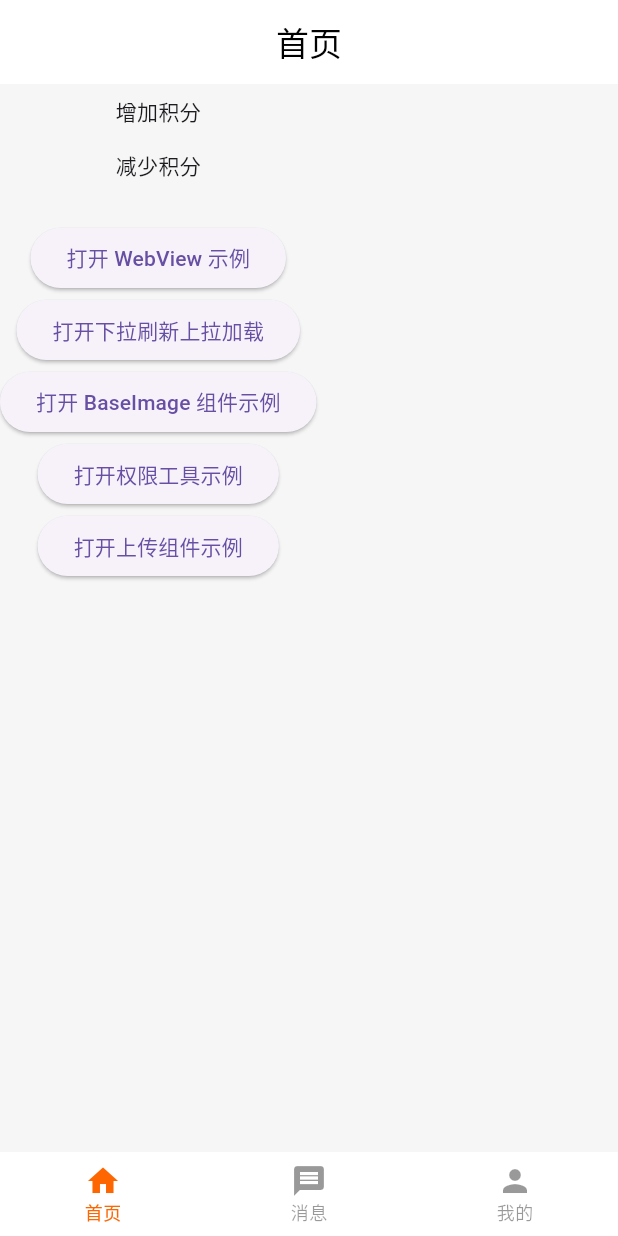
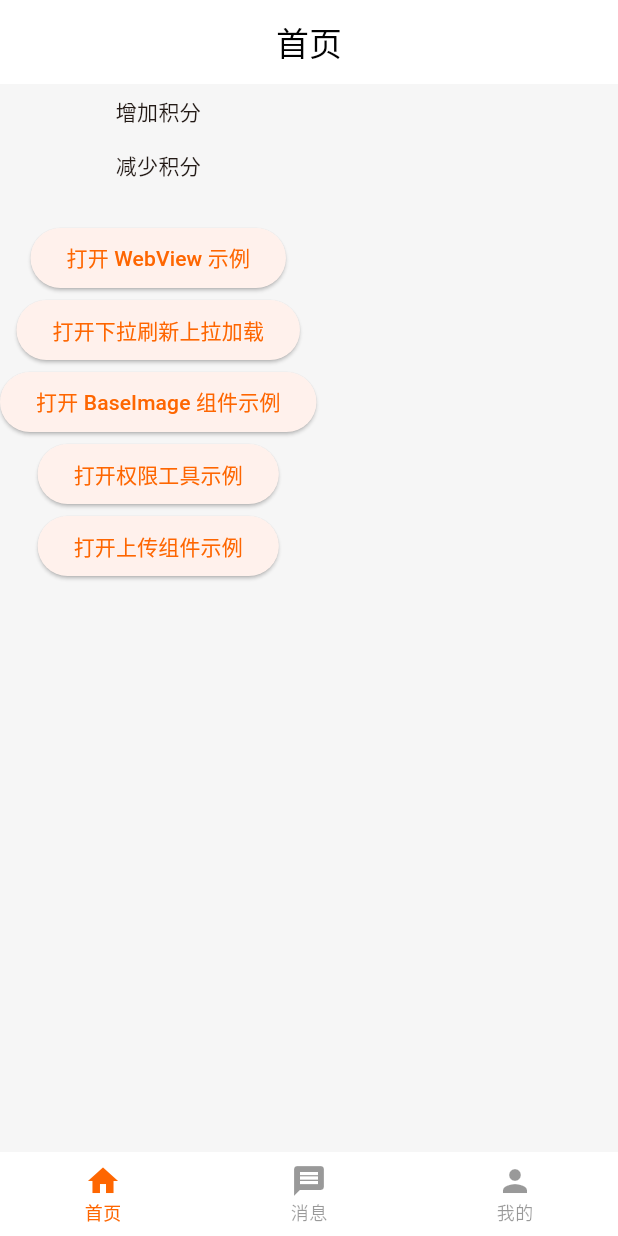
Before and after one commit to wzy-9990/literate-meme, a Flutter app: the screen it shows after launch, on a phone screen of 412 x 824 dp. Run offline on Flutter 3.47's test engine with Material 3 defaults, Android fonts, the phone set to English and light mode, and no system bars; our stand-ins replace cached_network_image, dio, file_picker, flutter_dotenv, flutter_easyloading, flutter_screenutil and 7 more; missing offline and left inert: jpush_flutter.

Commit message:
feat: 设置应用主题色为 BaseColor.main (橙色)
修改内容：
1. 引入 BaseColor 样式类
2. 在 ThemeData 中添加 colorScheme 配置
3. 使用 BaseColor.main (0xFFFE6601) 作为主色调

效果：
- 将默认的蓝色主题改为橙色主题
- 所有使用 Theme.of(context).primaryColor 的组件会使用橙色
- 按钮、进度条等 Material 组件的默认颜色会变为橙色

```diff
--- a/lib/main.dart
+++ b/lib/main.dart
@@ -6,6 +6,7 @@ import 'package:flutter_tem/components/BaseDoubleBackExitWrapper/index.dart';
 import 'package:flutter_tem/components/BaseUnfocusOnTap/index.dart';
 import 'package:flutter_tem/config/easyLoading/index.dart';
 import 'package:flutter_tem/config/env/index.dart';
+import 'package:flutter_tem/styles/index.dart';
 import 'package:get/get.dart';
 
 import 'routers/app_routes.dart';
@@ -32,6 +33,11 @@ class MyApp extends StatelessWidget {
         defaultTransition: Transition.cupertino,
         // 主题
         theme: ThemeData(
+          // 主色调设置
+          colorScheme: ColorScheme.fromSeed(
+            seedColor: BaseColor.main,
+            primary: BaseColor.main,
+          ),
           appBarTheme: const AppBarTheme(
             backgroundColor: Colors.white,
             foregroundColor: Colors.black,
```
